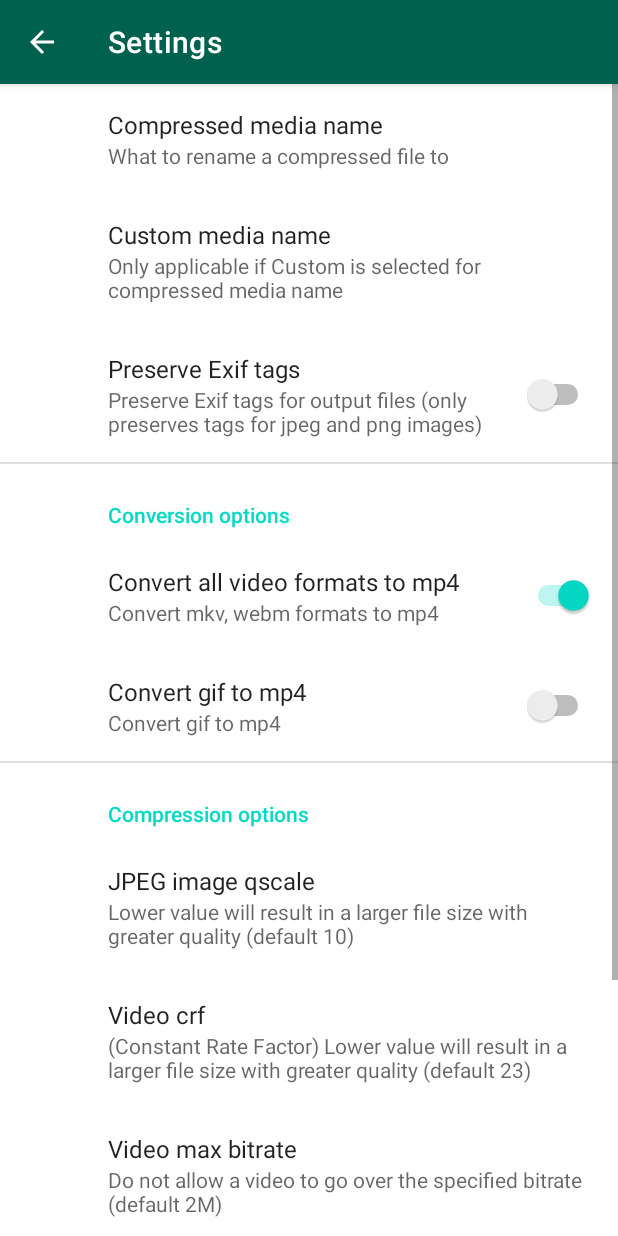
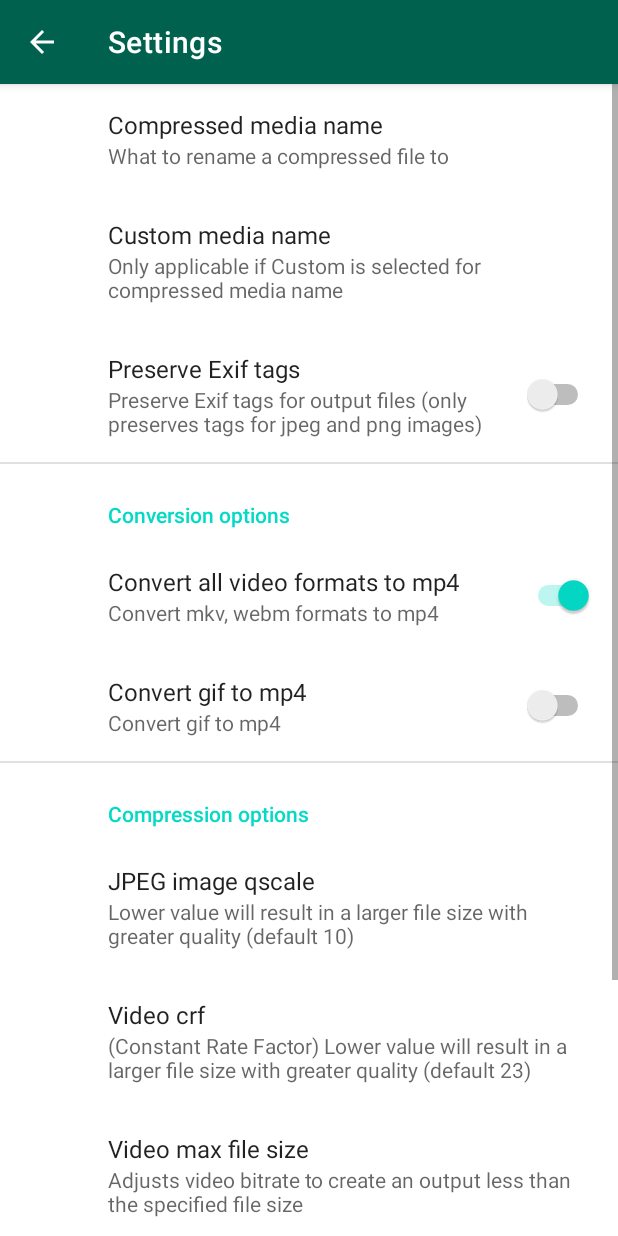
Before and after one commit to caydey/ffshare, an Android app: the PreferencesActivity screen opened directly, with no data from a screen before it, on a phone screen of 412 x 824 dp. Run offline under Robolectric (Android 15) with nearby library versions, the phone set to English and light mode, and no system bars; our stand-ins replace androidx.preference.

Commit message:
closes #2; Default video codec is h264 and replaced max bitrate with max file size option

```diff
--- a/app/build.gradle
+++ b/app/build.gradle
@@ -46,7 +46,7 @@ dependencies {
     implementation 'androidx.exifinterface:exifinterface:1.3.3'
     implementation 'androidx.preference:preference-ktx:1.2.0'
 
-    implementation 'com.arthenica:ffmpeg-kit-full:4.5.1-1'
+    implementation 'com.arthenica:ffmpeg-kit-full-gpl:5.1'
     implementation 'com.jakewharton.timber:timber:5.0.1'
 
     testImplementation 'junit:junit:4.13.2'
--- a/app/src/main/res/values/arrays.xml
+++ b/app/src/main/res/values/arrays.xml
@@ -5,11 +5,13 @@
         <item>UUID</item>
         <item>Custom</item>
     </array>
+
     <array name="settings_compressed_media_name_values">
         <item>ORIGINAL</item>
         <item>UUID</item>
         <item>CUSTOM</item>
     </array>
+
     <string-array name="settings_jpeg_qscale">
         <item>1</item><item>2</item><item>3</item><item>4</item>
         <item>5</item><item>6</item><item>7</item><item>8</item><item>9</item>
@@ -19,6 +21,7 @@
         <item>25</item><item>26</item><item>27</item><item>28</item><item>29</item>
         <item>30</item><item>31</item>
     </string-array>
+
     <string-array name="settings_video_crf">
         <item>0</item><item>1</item><item>2</item><item>3</item><item>4</item>
         <item>5</item><item>6</item><item>7</item><item>8</item><item>9</item>
@@ -32,15 +35,24 @@
         <item>45</item><item>46</item><item>47</item><item>48</item><item>49</item>
         <item>50</item><item>51</item>
     </string-array>
-    <string-array name="settings_video_max_bitrate">
-        <item>200k</item>
-        <item>400k</item>
-        <item>800k</item>
-        <item>1M</item>
-        <item>2M</item>
+
+    <string-array name="settings_video_max_file_size">
+        <item>No limit</item>
         <item>4M</item>
         <item>8M</item>
+        <item>12M</item>
         <item>16M</item>
+        <item>32M</item>
+        <item>50M</item>
+    </string-array>
+    <string-array name="settings_video_max_file_size_values">
+        <item>0</item>
+        <item>4</item>
+        <item>8</item>
+        <item>12</item>
+        <item>16</item>
+        <item>32</item>
+        <item>50</item>
     </string-array>
 
     <string-array name="settings_max_resolution">
--- a/app/src/main/res/values/strings.xml
+++ b/app/src/main/res/values/strings.xml
@@ -36,8 +36,8 @@
     <string name="settings_video_crf">Video crf</string>
     <string name="settings_video_crf_summary">(Constant Rate Factor) Lower value will result in a larger file size with greater quality (default 23)</string>
 
-    <string name="settings_video_max_bitrate">Video max bitrate</string>
-    <string name="settings_video_max_bitrate_summary">Do not allow a video to go over the specified bitrate (default 2M)</string>
+    <string name="settings_video_max_file_size">Video max file size</string>
+    <string name="settings_video_max_file_size_summary">Adjusts video bitrate to create an output less than the specified file size</string>
 
     <string name="settings_max_resolution">Max resolution</string>
     <string name="settings_max_resolution_summary">Reduce the output resolution, (resolutions under this value will be unaffected)</string>
--- a/app/src/main/res/xml/preferences.xml
+++ b/app/src/main/res/xml/preferences.xml
@@ -25,10 +25,10 @@
         android:key="prefs_conversions"
         android:title="@string/settings_conversions_options_title">
         <SwitchPreference
-                android:key="pref_convert_videos_to_mp4"
-                android:defaultValue="true"
-                android:title="@string/settings_convert_videos_to_mp4"
-                android:summary="@string/settings_convert_videos_to_mp4_summary" />
+            android:key="pref_convert_videos_to_mp4"
+            android:defaultValue="true"
+            android:title="@string/settings_convert_videos_to_mp4"
+            android:summary="@string/settings_convert_videos_to_mp4_summary" />
 
         <SwitchPreference
             android:key="pref_convert_gif_to_mp4"
@@ -58,12 +58,13 @@
             android:entryValues="@array/settings_video_crf" />
 
         <ListPreference
-            android:key="pref_video_max_bitrate"
-            android:defaultValue="2M"
-            android:title="@string/settings_video_max_bitrate"
-            android:summary="@string/settings_video_max_bitrate_summary"
-            android:entries="@array/settings_video_max_bitrate"
-            android:entryValues="@array/settings_video_max_bitrate" />
+            android:key="pref_video_max_file_size"
+            android:defaultValue="0"
+            android:title="@string/settings_video_max_file_size"
+            android:summary="@string/settings_video_max_file_size_summary"
+            android:entries="@array/settings_video_max_file_size"
+            android:entryValues="@array/settings_video_max_file_size_values" />
+
         <ListPreference
             android:key="pref_max_resolution"
             android:defaultValue="1080"
```
Also changed, not shown: app/src/main/java/com/caydey/ffshare/utils/MediaCompressor.kt (+33 -6 lines), app/src/main/java/com/caydey/ffshare/utils/Settings.kt (+4 -4 lines).
